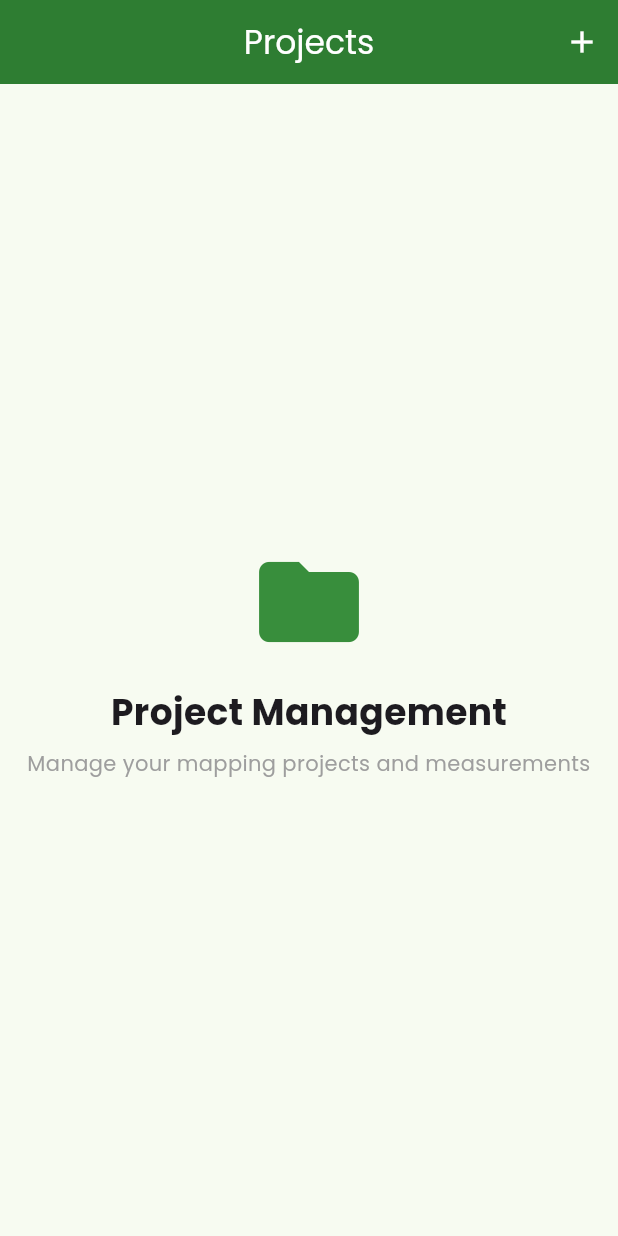
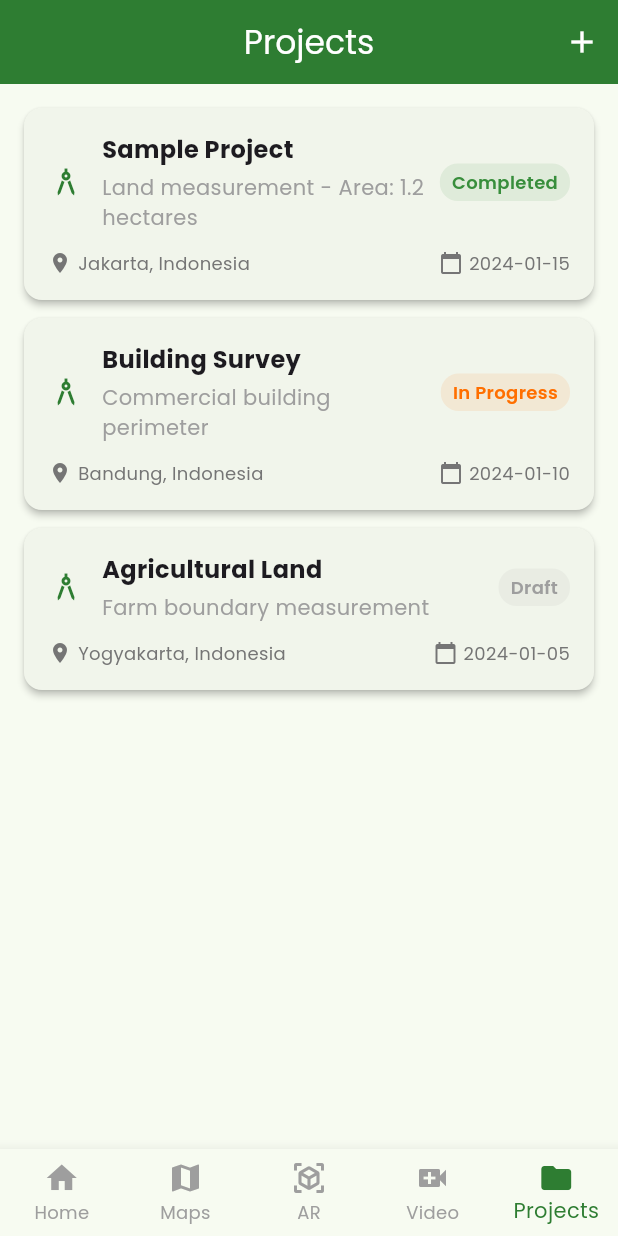
Before and after one commit to fabian4819/kedaireka, a Flutter app: the ProjectsScreen screen opened by its route, on a phone screen of 412 x 824 dp. Run offline on Flutter 3.47's test engine with Material 3 defaults, Android fonts, the phone set to English and light mode, and no system bars; our stand-ins replace flutter_animate, go_router, google_fonts.

Commit message:
feat: Enhance navigation and project management features
- Added MainLayout widget for consistent bottom navigation across screens.
- Updated navigation routes to include project detail screen.
- Modified existing screens (Home, Maps, AR, Videocall, Projects) to use MainLayout.
- Removed back button from app bars for main screens.
- Implemented project cards in ProjectsScreen with navigation to project details.

```diff
--- a/lib/core/services/navigation_service.dart
+++ b/lib/core/services/navigation_service.dart
@@ -6,6 +6,8 @@ import '../../features/maps/maps_screen.dart';
 import '../../features/ar/ar_screen.dart';
 import '../../features/videocall/videocall_screen.dart';
 import '../../features/projects/projects_screen.dart';
+import '../../features/projects/project_detail_screen.dart';
+import '../../shared/widgets/main_layout.dart';
 import '../constants/app_constants.dart';
 
 class NavigationService {
@@ -25,27 +27,50 @@ class NavigationService {
       GoRoute(
         path: AppConstants.homeRoute,
         name: 'home',
-        builder: (context, state) => const HomeScreen(),
+        builder: (context, state) => MainLayout(
+          currentRoute: AppConstants.homeRoute,
+          child: const HomeScreen(),
+        ),
       ),
       GoRoute(
         path: AppConstants.mapsRoute,
         name: 'maps',
-        builder: (context, state) => const MapsScreen(),
+        builder: (context, state) => MainLayout(
+          currentRoute: AppConstants.mapsRoute,
+          child: const MapsScreen(),
+        ),
       ),
       GoRoute(
         path: AppConstants.arRoute,
         name: 'ar',
-        builder: (context, state) => const ARScreen(),
+        builder: (context, state) => MainLayout(
+          currentRoute: AppConstants.arRoute,
+          child: const ARScreen(),
+        ),
       ),
       GoRoute(
         path: AppConstants.videocallRoute,
         name: 'videocall',
-        builder: (context, state) => const VideocallScreen(),
+        builder: (context, state) => MainLayout(
+          currentRoute: AppConstants.videocallRoute,
+          child: const VideocallScreen(),
+        ),
       ),
       GoRoute(
         path: AppConstants.projectsRoute,
         name: 'projects',
-        builder: (context, state) => const ProjectsScreen(),
+        builder: (context, state) => MainLayout(
+          currentRoute: AppConstants.projectsRoute,
+          child: const ProjectsScreen(),
+        ),
+      ),
+      GoRoute(
+        path: '/project/:id',
+        name: 'project_detail',
+        builder: (context, state) {
+          final projectId = state.pathParameters['id'] ?? '';
+          return ProjectDetailScreen(projectId: projectId);
+        },
       ),
     ],
   );
--- a/lib/features/ar/ar_screen.dart
+++ b/lib/features/ar/ar_screen.dart
@@ -9,6 +9,7 @@ class ARScreen extends StatelessWidget {
     return Scaffold(
       appBar: AppBar(
         title: const Text('AR Mapping'),
+        automaticallyImplyLeading: false, // No back button, use bottom nav
       ),
       body: const Center(
         child: Column(
--- a/lib/features/home/home_screen.dart
+++ b/lib/features/home/home_screen.dart
@@ -19,6 +19,7 @@ class HomeScreen extends StatelessWidget {
             },
           ),
         ],
+        automaticallyImplyLeading: false, // Remove back button on home
       ),
       body: SingleChildScrollView(
         padding: const EdgeInsets.all(16),
@@ -119,16 +120,23 @@ class HomeScreen extends StatelessWidget {
             ),
             const SizedBox(height: 16),
 
-            // Placeholder for recent projects
+            // Recent projects list
             Card(
               child: ListTile(
                 leading: const Icon(Icons.architecture, color: AppTheme.primaryColor),
                 title: const Text('Sample Project'),
                 subtitle: const Text('Land measurement - Area: 1.2 hectares'),
                 trailing: const Icon(Icons.arrow_forward_ios),
-                onTap: () {
-                  // TODO: Navigate to project details
-                },
+                onTap: () => context.go('/project/1'),
+              ),
+            ),
+            Card(
+              child: ListTile(
+                leading: const Icon(Icons.business, color: AppTheme.accentColor),
+                title: const Text('Building Survey'),
+                subtitle: const Text('Commercial building perimeter'),
+                trailing: const Icon(Icons.arrow_forward_ios),
+                onTap: () => context.go('/project/2'),
               ),
             ),
           ],
--- a/lib/features/maps/maps_screen.dart
+++ b/lib/features/maps/maps_screen.dart
@@ -9,6 +9,7 @@ class MapsScreen extends StatelessWidget {
     return Scaffold(
       appBar: AppBar(
         title: const Text('Maps'),
+        automaticallyImplyLeading: false, // No back button, use bottom nav
       ),
       body: const Center(
         child: Column(
--- a/lib/features/projects/projects_screen.dart
+++ b/lib/features/projects/projects_screen.dart
@@ -1,4 +1,5 @@
 import 'package:flutter/material.dart';
+import 'package:go_router/go_router.dart';
 import '../../core/theme/app_theme.dart';
 
 class ProjectsScreen extends StatelessWidget {
@@ -9,6 +10,7 @@ class ProjectsScreen extends StatelessWidget {
     return Scaffold(
       appBar: AppBar(
         title: const Text('Projects'),
+        automaticallyImplyLeading: false, // No back button, use bottom nav
         actions: [
           IconButton(
             icon: const Icon(Icons.add),
@@ -18,30 +20,165 @@ class ProjectsScreen extends StatelessWidget {
           ),
         ],
       ),
-      body: const Center(
+      body: ListView(
+        padding: const EdgeInsets.all(16),
+        children: [
+          // Sample projects
+          _ProjectCard(
+            title: 'Sample Project',
+            subtitle: 'Land measurement - Area: 1.2 hectares',
+            location: 'Jakarta, Indonesia',
+            date: '2024-01-15',
+            status: 'Completed',
+            onTap: () => context.go('/project/1'),
+          ),
+          _ProjectCard(
+            title: 'Building Survey',
+            subtitle: 'Commercial building perimeter',
+            location: 'Bandung, Indonesia',
+            date: '2024-01-10',
+            status: 'In Progress',
+            onTap: () => context.go('/project/2'),
+          ),
+          _ProjectCard(
+            title: 'Agricultural Land',
+            subtitle: 'Farm boundary measurement',
+            location: 'Yogyakarta, Indonesia',
+            date: '2024-01-05',
+            status: 'Draft',
+            onTap: () => context.go('/project/3'),
+          ),
+        ],
+      ),
+    );
+  }
+}
+
+class _ProjectCard extends StatelessWidget {
+  final String title;
+  final String subtitle;
+  final String location;
+  final String date;
+  final String status;
+  final VoidCallback onTap;
+
+  const _ProjectCard({
+    required this.title,
+    required this.subtitle,
+    required this.location,
+    required this.date,
+    required this.status,
+    required this.onTap,
+  });
+
+  @override
+  Widget build(BuildContext context) {
+    Color statusColor;
+    switch (status.toLowerCase()) {
+      case 'completed':
+        statusColor = AppTheme.successColor;
+        break;
+      case 'in progress':
+        statusColor = AppTheme.accentColor;
+        break;
+      default:
+        statusColor = Colors.grey;
+    }
+
+    return Card(
+      margin: const EdgeInsets.only(bottom: 12),
+      child: InkWell(
+        onTap: onTap,
+        borderRadius: BorderRadius.circular(12),
+        child: Padding(
+          padding: const EdgeInsets.all(16),
           child: Column(
-          mainAxisAlignment: MainAxisAlignment.center,
+            crossAxisAlignment: CrossAxisAlignment.start,
+            children: [
+              Row(
                 children: [
                   Icon(
-              Icons.folder,
-              size: 80,
-              color: AppTheme.successColor,
+                    Icons.architecture,
+                    color: AppTheme.primaryColor,
+                    size: 24,
                   ),
-            SizedBox(height: 16),
+                  const SizedBox(width: 12),
+                  Expanded(
+                    child: Column(
+                      crossAxisAlignment: CrossAxisAlignment.start,
+                      children: [
                         Text(
-              'Project Management',
-              style: TextStyle(
-                fontSize: 24,
+                          title,
+                          style: const TextStyle(
+                            fontSize: 16,
                             fontWeight: FontWeight.bold,
                           ),
                         ),
-            SizedBox(height: 8),
+                        const SizedBox(height: 4),
                         Text(
-              'Manage your mapping projects and measurements',
-              textAlign: TextAlign.center,
-              style: TextStyle(color: Colors.grey),
+                          subtitle,
+                          style: const TextStyle(
+                            color: Colors.grey,
+                            fontSize: 14,
+                          ),
                         ),
                       ],
+                    ),
+                  ),
+                  Container(
+                    padding: const EdgeInsets.symmetric(
+                      horizontal: 8,
+                      vertical: 4,
+                    ),
+                    decoration: BoxDecoration(
+                      color: statusColor.withValues(alpha: 0.1),
+                      borderRadius: BorderRadius.circular(12),
+                    ),
+                    child: Text(
+                      status,
+                      style: TextStyle(
+                        color: statusColor,
+                        fontSize: 12,
+                        fontWeight: FontWeight.w600,
+                      ),
+                    ),
+                  ),
+                ],
+              ),
+              const SizedBox(height: 12),
+              Row(
+                children: [
+                  Icon(
+                    Icons.location_on,
+                    size: 16,
+                    color: Colors.grey[600],
+                  ),
+                  const SizedBox(width: 4),
+                  Text(
+                    location,
+                    style: TextStyle(
+                      color: Colors.grey[600],
+                      fontSize: 12,
+                    ),
+                  ),
+                  const Spacer(),
+                  Icon(
+                    Icons.calendar_today,
+                    size: 16,
+                    color: Colors.grey[600],
+                  ),
+                  const SizedBox(width: 4),
+                  Text(
+                    date,
+                    style: TextStyle(
+                      color: Colors.grey[600],
+                      fontSize: 12,
+                    ),
+                  ),
+                ],
+              ),
+            ],
+          ),
         ),
       ),
     );
--- a/lib/features/videocall/videocall_screen.dart
+++ b/lib/features/videocall/videocall_screen.dart
@@ -9,6 +9,7 @@ class VideocallScreen extends StatelessWidget {
     return Scaffold(
       appBar: AppBar(
         title: const Text('Video Call'),
+        automaticallyImplyLeading: false, // No back button, use bottom nav
       ),
       body: const Center(
         child: Column(
--- /dev/null
+++ b/lib/shared/widgets/main_layout.dart
@@ -0,0 +1,102 @@
+import 'package:flutter/material.dart';
+import 'package:go_router/go_router.dart';
+import '../../core/constants/app_constants.dart';
+import '../../core/theme/app_theme.dart';
+
+class MainLayout extends StatelessWidget {
+  final Widget child;
+  final String currentRoute;
+
+  const MainLayout({
+    super.key,
+    required this.child,
+    required this.currentRoute,
+  });
+
+  @override
+  Widget build(BuildContext context) {
+    return Scaffold(
+      body: child,
+      bottomNavigationBar: _shouldShowBottomNav(currentRoute)
+          ? BottomNavigationBar(
+              type: BottomNavigationBarType.fixed,
+              selectedItemColor: AppTheme.primaryColor,
+              unselectedItemColor: Colors.grey,
+              currentIndex: _getCurrentIndex(currentRoute),
+              onTap: (index) => _onBottomNavTap(context, index),
+              items: const [
+                BottomNavigationBarItem(
+                  icon: Icon(Icons.home),
+                  label: 'Home',
+                ),
+                BottomNavigationBarItem(
+                  icon: Icon(Icons.map),
+                  label: 'Maps',
+                ),
+                BottomNavigationBarItem(
+                  icon: Icon(Icons.view_in_ar),
+                  label: 'AR',
+                ),
+                BottomNavigationBarItem(
+                  icon: Icon(Icons.video_call),
+                  label: 'Video',
+                ),
+                BottomNavigationBarItem(
+                  icon: Icon(Icons.folder),
+                  label: 'Projects',
+                ),
+              ],
+            )
+          : null,
+    );
+  }
+
+  bool _shouldShowBottomNav(String route) {
+    // Show bottom nav on main app screens, hide on auth and splash
+    const mainRoutes = [
+      AppConstants.homeRoute,
+      AppConstants.mapsRoute,
+      AppConstants.arRoute,
+      AppConstants.videocallRoute,
+      AppConstants.projectsRoute,
+    ];
+    return mainRoutes.contains(route);
+  }
+
+  int _getCurrentIndex(String route) {
+    switch (route) {
+      case AppConstants.homeRoute:
+        return 0;
+      case AppConstants.mapsRoute:
+        return 1;
+      case AppConstants.arRoute:
+        return 2;
+      case AppConstants.videocallRoute:
+        return 3;
+      case AppConstants.projectsRoute:
+        return 4;
+      default:
+        return 0;
+    }
+  }
+
+  void _onBottomNavTap(BuildContext context, int index) {
+    switch (index) {
+      case 0:
+        context.go(AppConstants.homeRoute);
+        break;
+      case 1:
+        context.go(AppConstants.mapsRoute);
+        break;
+      case 2:
+        context.go(AppConstants.arRoute);
+        break;
+      case 3:
+        context.go(AppConstants.videocallRoute);
+        break;
+      case 4:
+        context.go(AppConstants.projectsRoute);
+        break;
+    }
+  }
+}
```
Also changed, not shown: lib/features/projects/project_detail_screen.dart (added, +192 -0 lines). Lines whose indentation alone changed are shown as unchanged.
